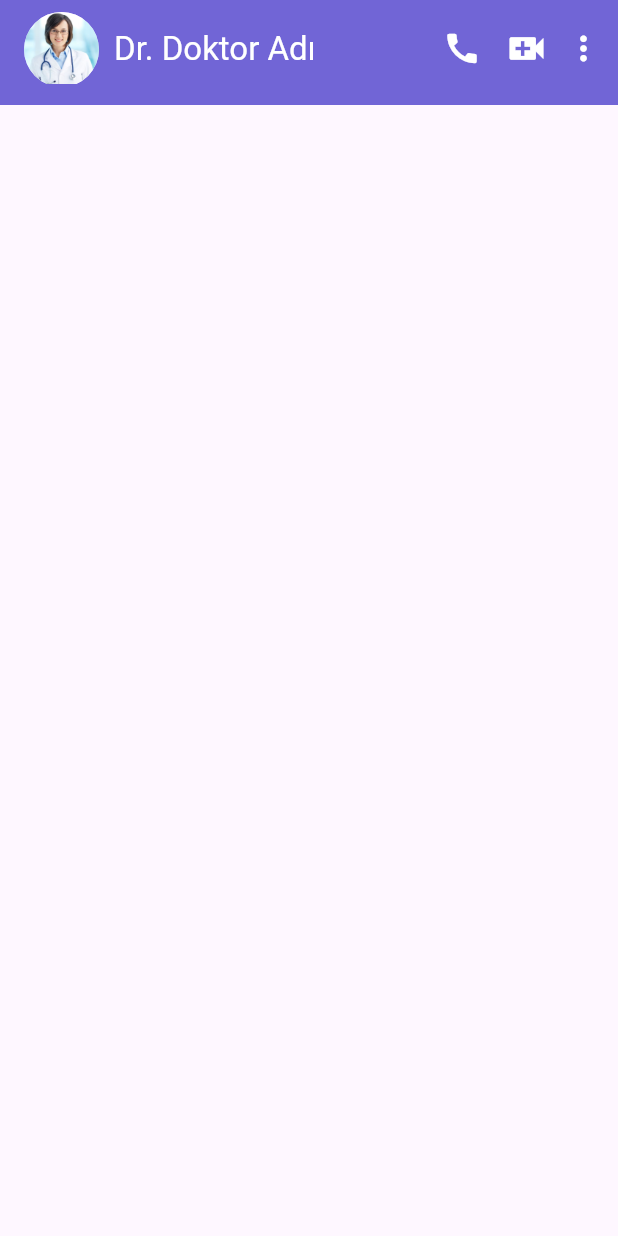
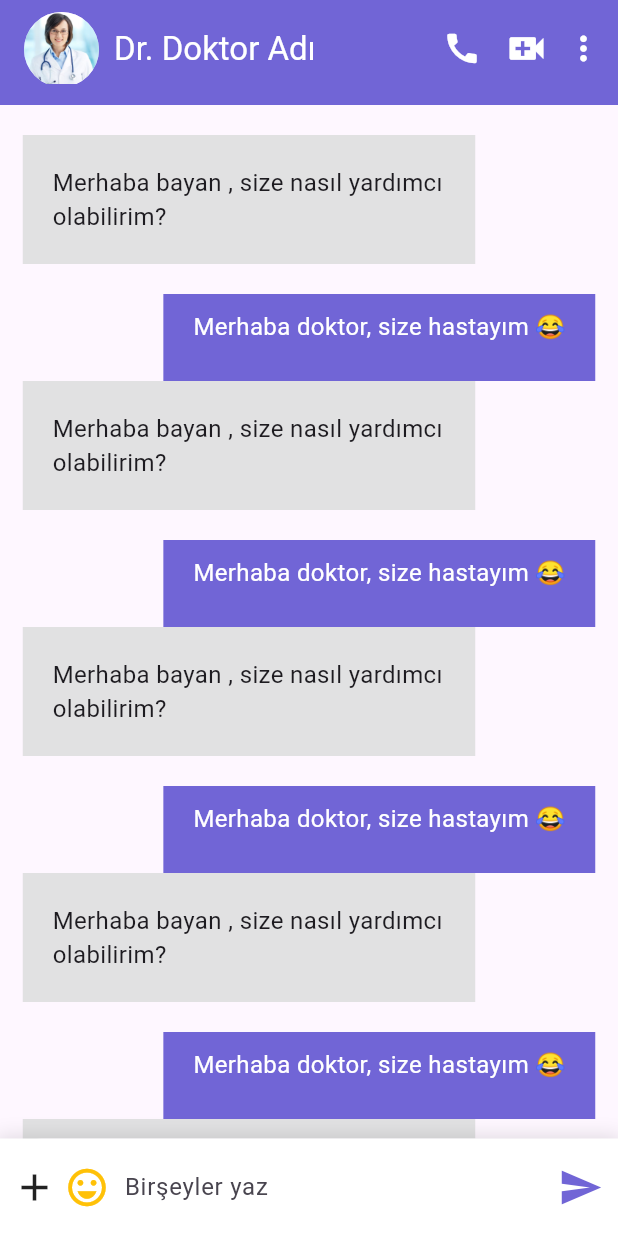
Before and after one commit to mmkocak/saglikapp, a Flutter app: the ChatScreen screen opened directly, on a phone screen of 412 x 824 dp. Run offline on Flutter 3.47's test engine with Material 3 defaults, Android fonts, the phone set to English and light mode, and no system bars; missing offline and left inert: custom_clippers.

Commit message:
chat screen tasarımı bitti

```diff
--- a/lib/view/chat/chat_screen.dart
+++ b/lib/view/chat/chat_screen.dart
@@ -1,16 +1,17 @@
 import 'package:flutter/material.dart';
+import 'package:saglikapp/widget/chat_sample.dart';
 
 class ChatScreen extends StatelessWidget {
-  const ChatScreen({Key? key}) : super(key: key);
+   const ChatScreen({Key? key}) : super(key: key);
 
   @override
   Widget build(BuildContext context) {
     return Scaffold(
       appBar: PreferredSize(
-        preferredSize: Size.fromHeight(70),
+        preferredSize: const Size.fromHeight(70),
         child: AppBar(
           automaticallyImplyLeading: false,
-          backgroundColor: Color(0xFF7165d6),
+          backgroundColor: const Color(0xFF7165d6),
           leadingWidth: 30,
           title: const Padding(
             padding: EdgeInsets.only(top: 10),
@@ -31,7 +32,7 @@ class ChatScreen extends StatelessWidget {
             ),
           ),
           actions: const [
-             Padding(
+            Padding(
               padding: EdgeInsets.only(top: 8, right: 15),
               child: Icon(
                 Icons.call,
@@ -39,7 +40,7 @@ class ChatScreen extends StatelessWidget {
                 size: 26,
               ),
             ),
-             Padding(
+            Padding(
               padding: EdgeInsets.only(top: 8, right: 10),
               child: Icon(
                 Icons.video_call,
@@ -47,7 +48,7 @@ class ChatScreen extends StatelessWidget {
                 size: 30,
               ),
             ),
-             Padding(
+            Padding(
               padding: EdgeInsets.only(top: 8, right: 10),
               child: Icon(
                 Icons.more_vert,
@@ -58,7 +59,59 @@ class ChatScreen extends StatelessWidget {
           ],
         ),
       ),
-
+      body: ListView.builder(
+        itemCount: 10,
+        padding:
+            const EdgeInsets.only(top: 20, left: 15, right: 15, bottom: 80),
+        itemBuilder: (context, index) => const ChatSample(),
+      ),
+      bottomSheet: Container(
+        height: 65,
+        decoration: const BoxDecoration(color: Colors.white, boxShadow: [
+          BoxShadow(
+            color: Colors.black12,
+            spreadRadius: 2,
+            blurRadius: 10,
+          ),
+        ]),
+        child: Row(
+          children: [
+            const Padding(
+              padding: EdgeInsets.only(left: 8),
+              child: Icon(
+                Icons.add,
+                size: 30,
+              ),
+            ),
+            const Padding(
+              padding: EdgeInsets.only(left: 5),
+              child: Icon(
+                Icons.emoji_emotions_outlined,
+                color: Colors.amber,
+                size: 30,
+              ),
+            ),
+            Padding(
+              padding: const EdgeInsets.only(left: 10),
+              child: Container(
+                alignment: Alignment.centerRight,
+                width: MediaQuery.sizeOf(context).width / 1.6,
+                child: TextFormField(
+                  decoration: const InputDecoration(
+                    hintText: "Birşeyler yaz",
+                    border: InputBorder.none,
+                  ),
+                ),
+              ),
+            ),
+           const Spacer(),
+           const Padding(
+              padding: EdgeInsets.only(right: 10),
+              child: Icon(Icons.send, size: 30, color: Color(0xFF7165D6),),
+            ),
+          ],
+        ),
+      ),
     );
   }
 }
--- /dev/null
+++ b/lib/widget/chat_sample.dart
@@ -0,0 +1,50 @@
+import 'package:custom_clippers/custom_clippers.dart';
+import 'package:flutter/material.dart';
+
+class ChatSample extends StatelessWidget {
+  const ChatSample({Key? key}) : super(key: key);
+
+  @override
+  Widget build(BuildContext context) {
+    return Column(
+      mainAxisSize: MainAxisSize.min,
+      crossAxisAlignment: CrossAxisAlignment.start,
+      children: [
+        Padding(
+          padding: const EdgeInsets.only(right: 80),
+          child: ClipPath(
+            clipper: UpperNipMessageClipper(MessageType.receive),
+            child: Container(
+              padding: const EdgeInsets.all(20),
+              decoration: const BoxDecoration(color: Color(0xFFE1E1E2)),
+              child: const Text(
+                "Merhaba bayan , size nasıl yardımcı olabilirim?",
+                style: TextStyle(fontSize: 16),
+              ),
+            ),
+          ),
+        ),
+        Container(
+          alignment: Alignment.centerRight,
+          child: Padding(
+            padding: const EdgeInsets.only(top: 20, left: 80),
+            child: ClipPath(
+              clipper: LowerNipMessageClipper(MessageType.send),
+              child: Container(
+                padding: const EdgeInsets.only(
+                    left: 20, top: 10, bottom: 25, right: 20),
+                decoration: const BoxDecoration(
+                  color: Color(0xFF7165d6),
+                ),
+                child: const Text(
+                  "Merhaba doktor, size hastayım 😂",
+                  style: TextStyle(color: Colors.white, fontSize: 16),
+                ),
+              ),
+            ),
+          ),
+        ),
+      ],
+    );
+  }
+}
--- a/pubspec.yaml
+++ b/pubspec.yaml
@@ -35,6 +35,7 @@ dependencies:
   # The following adds the Cupertino Icons font to your application.
   # Use with the CupertinoIcons class for iOS style icons.
   cupertino_icons: ^1.0.2
+  custom_clippers: ^2.0.0
 
 dev_dependencies:
   flutter_test:
```
Also changed, not shown: pubspec.lock.
